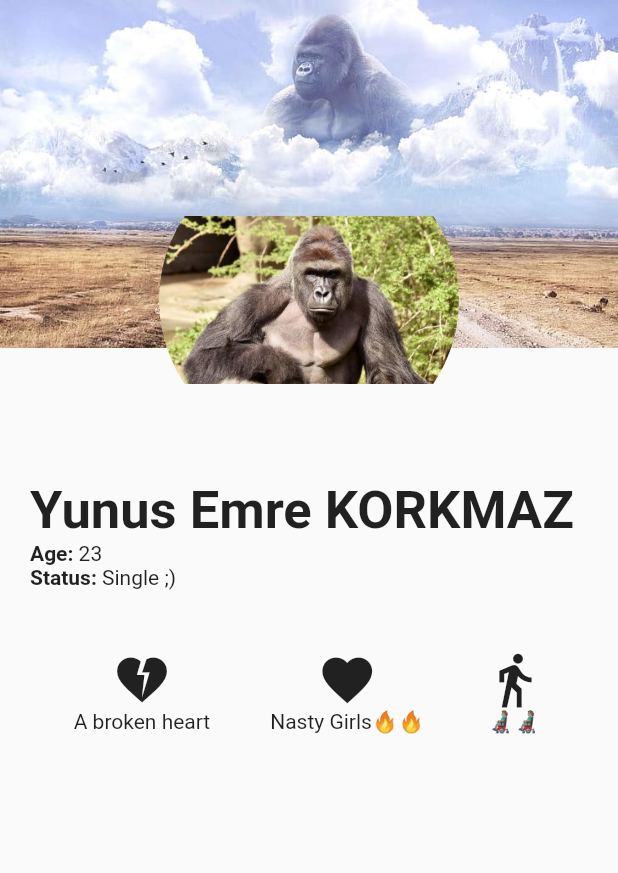
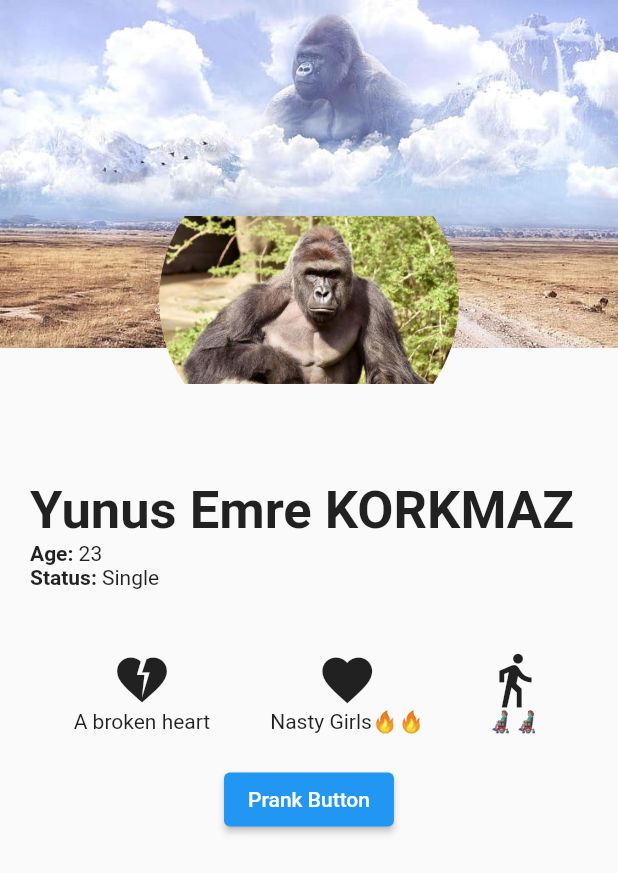
Before and after one commit to dolphinium/profile-screen-app, a Flutter app: the screen it shows after launch, on a phone screen of 412 x 824 dp. Shown: the top 873 px of the screen. Run offline on Flutter 3.47's test engine with Material 2 defaults, Android fonts, the phone set to English and light mode, and no system bars.

Commit message:
pranker v1. Resetting the values will be added later!

```diff
--- a/lib/profile_screen.dart
+++ b/lib/profile_screen.dart
@@ -1,6 +1,27 @@
 import 'package:flutter/material.dart';
 
-class ProfileScreen extends StatelessWidget {
+class ProfileScreen extends StatefulWidget {
+  @override
+  _ProfileScreenState createState() => _ProfileScreenState();
+}
+
+class _ProfileScreenState extends State<ProfileScreen> {
+  // Declare and initialize your variables here
+
+  String profileImage = 'assets/images/profile_photo.jpg';
+  String name = 'Yunus Emre KORKMAZ';
+  String age = '23';
+
+  IconData brokenHeartIcon = Icons.heart_broken;
+  String brokenHeartText = 'A broken heart';
+  IconData directionsIcon = Icons.directions_walk;
+
+  String statusText = "Single";
+  IconData heartIcon = Icons.favorite;
+  String heartText = 'Nasty Girls🔥🔥';
+
+  String nastyGirlsText = '👨🏽‍🦼👨🏽‍🦼';
+
   @override
   Widget build(BuildContext context) {
     return Scaffold(
@@ -28,7 +49,7 @@ class ProfileScreen extends StatelessWidget {
       height: 200,
       child: ClipOval(
         child: Image.asset(
-          'assets/images/profile_photo.jpg',
+          profileImage, // Use the profileImage variable here
           fit: BoxFit.fitWidth,
         ),
       ),
@@ -42,11 +63,11 @@ class ProfileScreen extends StatelessWidget {
         crossAxisAlignment: CrossAxisAlignment.start,
         children: <Widget>[
           Text(
-            'Yunus Emre KORKMAZ',
+            name,
             style: TextStyle(fontSize: 35, fontWeight: FontWeight.w600),
           ),
           _buildDetailsRow('Age', '23'),
-          _buildDetailsRow('Status', 'Single ;)')
+          _buildDetailsRow('Status', statusText)
         ],
       ),
     );
@@ -65,14 +86,43 @@ class ProfileScreen extends StatelessWidget {
   }
 
   Widget _buildActions(BuildContext context) {
-    return Row(
-      mainAxisAlignment: MainAxisAlignment.center,
+    return Column(
       children: <Widget>[
-        _buildIcon(Icons.heart_broken, "A broken heart"),
-        _buildIcon(Icons.favorite, 'Nasty Girls🔥🔥'),
-        _buildIcon(Icons.directions_walk, '👨🏽‍🦼👨🏽‍🦼')
+        Row(
+          mainAxisAlignment: MainAxisAlignment.center,
+          children: <Widget>[
+            _buildIcon(brokenHeartIcon, brokenHeartText),
+            _buildIcon(heartIcon, heartText),
+            _buildIcon(directionsIcon, nastyGirlsText),
+          ],
+        ),
+        ElevatedButton(
+          onPressed:
+              _resetValues, // Call the _resetValues method when the button is pressed
+          child: Text('Prank Button'),
+        ),
       ],
     );
+  }
+
+  void _resetValues() {
+    setState(() {
+      // Update profile image
+      profileImage = 'assets/images/profile_photo_real.jpg';
+
+      // Update the values
+      name = 'Yunus Emre KORKMAZ';
+      // Update the icons and texts
+      brokenHeartIcon = Icons.code;
+      brokenHeartText = 'Coding';
+
+      heartIcon = Icons.book;
+      heartText = 'Reading';
+
+      statusText = 'Studying 🤓';
+      nastyGirlsText = 'Science';
+      directionsIcon = Icons.science;
+    });
   }
 
   Widget _buildIcon(IconData icon, String text) {
--- a/pubspec.yaml
+++ b/pubspec.yaml
@@ -65,6 +65,7 @@ flutter:
   assets:
     - assets/images/profile_photo.jpg
     - assets/images/background.jpg
+    - assets/images/profile_photo_real.jpg
   # An image asset can refer to one or more resolution-specific "variants", see
   # https://flutter.dev/assets-and-images/#resolution-aware
 
```
Also changed, not shown: assets/images/profile_photo_real.jpg (added).
